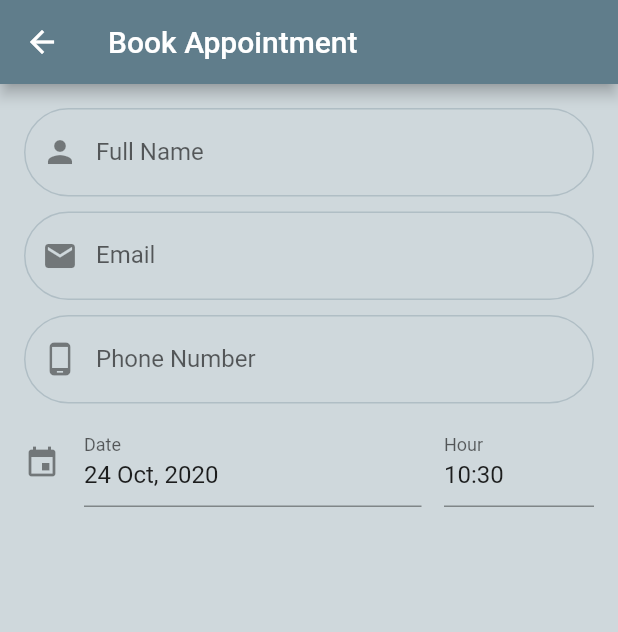
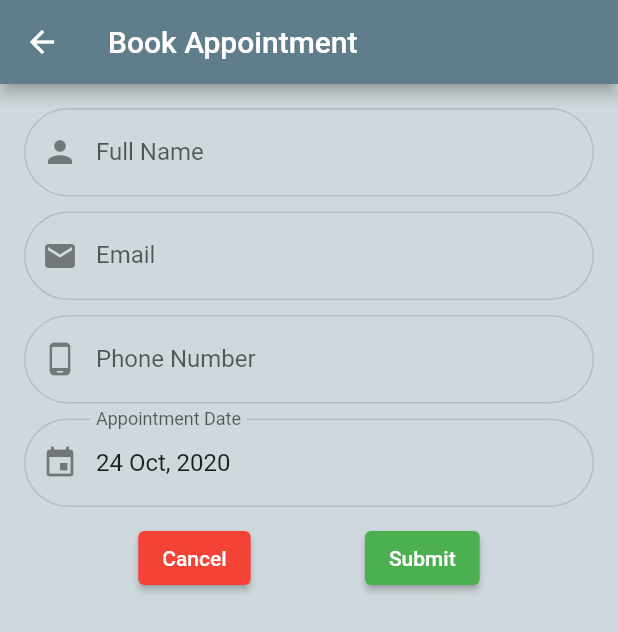
Before and after one commit to SandeSydney/Hospital-Appointment-Booking-System-HABS-, a Flutter app: the Appointments screen opened directly, on a phone screen of 412 x 824 dp. Shown: the top 632 px of the screen. Run offline on Flutter 3.47's test engine with Material 2 defaults, Android fonts, the light colour scheme and no system bars; drawn by our look-alikes of date_time_picker; our stand-ins replace firebase_auth, firebase_core, modal_progress_hud; accounts and stored records are empty.

Commit message:
added a date picker and two buttons

```diff
--- a/lib/pages/appointment.dart
+++ b/lib/pages/appointment.dart
@@ -12,7 +12,7 @@ class _AppointmentsState extends State<Appointments> {
 
   // variables to hold data to be collected from the form
   String _userName, _email, _phoneNumber;
-  DateTime _appDate, _appStartTime, _appLastTime;
+  String _appDate, _appStartTime, _appLastTime;
 
   @override
   Widget build(BuildContext context) {
@@ -120,14 +120,53 @@ class _AppointmentsState extends State<Appointments> {
                 height: 10,
               ),
               DateTimePicker(
-                type: DateTimePickerType.dateTimeSeparate,
+                type: DateTimePickerType.date,
                 dateMask: 'd MMM, yyyy',
                 initialValue: DateTime.now().toString(),
                 firstDate: DateTime(2000),
                 lastDate: DateTime(2100),
-                dateLabelText: 'Date',
-                timeLabelText: 'Hour',
                 icon: Icon(Icons.event),
+                onChanged: (value) => _appDate = value,
+                decoration: InputDecoration(
+                  enabledBorder: OutlineInputBorder(
+                    borderSide: BorderSide(
+                      color: Colors.blueGrey.shade200,
+                    ),
+                    borderRadius: BorderRadius.all(Radius.circular(30.0)),
+                  ),
+                  focusedBorder: OutlineInputBorder(
+                    borderSide: BorderSide(
+                      color: Colors.blueGrey.shade200,
+                    ),
+                    borderRadius: BorderRadius.all(Radius.circular(30.0)),
+                  ),
+                  prefixIcon: Icon(Icons.event),
+                  labelText: 'Appointment Date',
+                ),
+              ),
+              SizedBox(
+                height: 10,
+              ),
+              Row(
+                mainAxisAlignment: MainAxisAlignment.spaceEvenly,
+                children: <Widget>[
+                  ElevatedButton(
+                    onPressed: () {},
+                    child: Text('Cancel'),
+                    style: ButtonStyle(
+                      backgroundColor:
+                          MaterialStateProperty.all<Color>(Colors.red),
+                    ),
+                  ),
+                  ElevatedButton(
+                    onPressed: () {},
+                    child: Text('Submit'),
+                    style: ButtonStyle(
+                      backgroundColor:
+                          MaterialStateProperty.all<Color>(Colors.green),
+                    ),
+                  ),
+                ],
               ),
             ],
           ),
```
